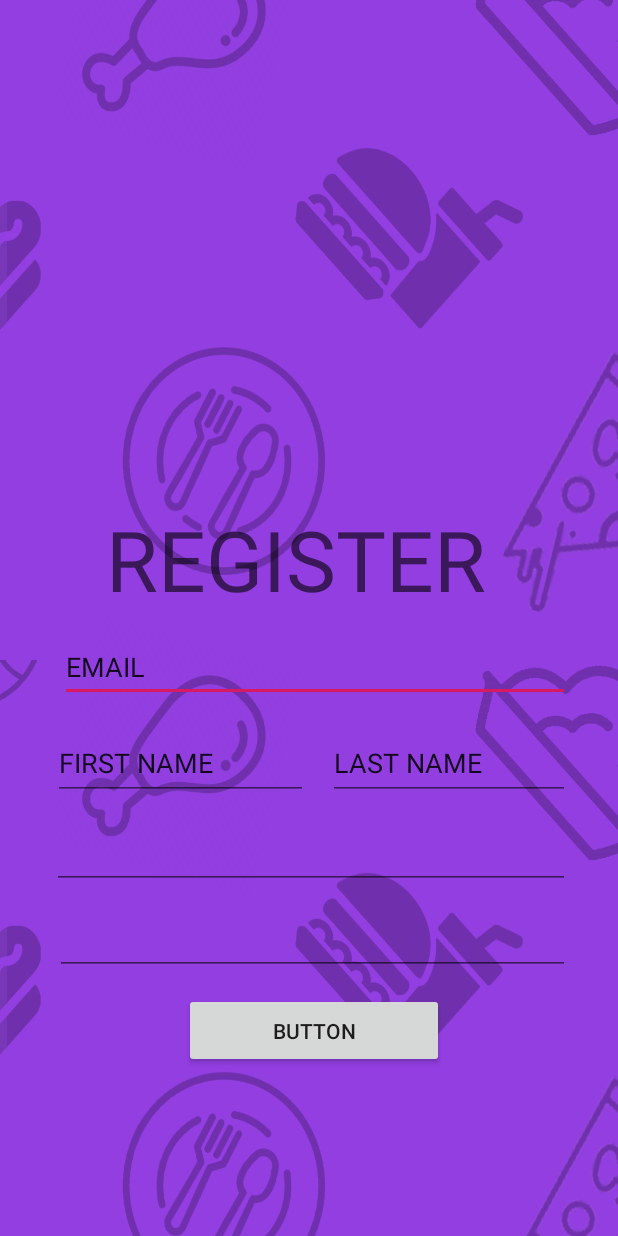
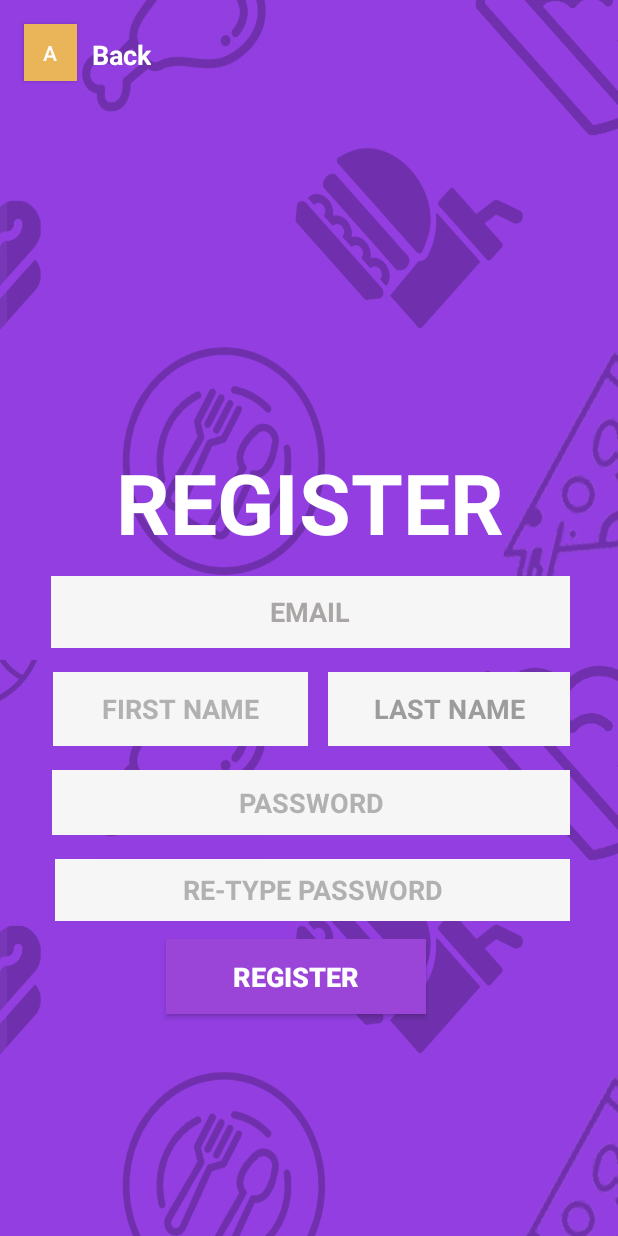
Before and after one commit to mantasruigys3000/Plate-Prep, an Android app: the layout register.xml on its own in the app's theme, with its tools: preview values and no code run, on a phone screen of 412 x 824 dp. Run offline under Robolectric (Android 15) with nearby library versions, the phone set to English and light mode, and no system bars.

Commit message:
New Register

```diff
--- a/app/src/main/AndroidManifest.xml
+++ b/app/src/main/AndroidManifest.xml
@@ -8,7 +8,8 @@
         android:label="@string/app_name"
         android:roundIcon="@mipmap/ic_launcher_round"
         android:supportsRtl="true"
-        android:theme="@style/AppTheme">
+        android:theme="@style/Theme.AppCompat.NoActionBar">
+
         <activity android:name=".MainActivity">
             <intent-filter>
                 <action android:name="android.intent.action.MAIN" />
--- a/app/src/main/res/layout/register.xml
+++ b/app/src/main/res/layout/register.xml
@@ -11,23 +11,31 @@
         android:id="@+id/confirmButton"
         android:layout_width="173dp"
         android:layout_height="50dp"
-        android:layout_marginEnd="116dp"
-        android:layout_marginRight="116dp"
-        android:layout_marginBottom="112dp"
-        android:text="Button"
+        android:layout_marginEnd="128dp"
+        android:layout_marginRight="128dp"
+        android:layout_marginBottom="148dp"
+        android:background="#9A44D8"
+        android:text="REGISTER"
+        android:textColor="#FFFFFF"
+        android:textSize="18sp"
+        android:textStyle="bold"
         app:layout_constraintBottom_toBottomOf="parent"
         app:layout_constraintEnd_toEndOf="parent" />
 
     <EditText
         android:id="@+id/emailInput"
-        android:layout_width="340dp"
-        android:layout_height="46dp"
+        android:layout_width="346dp"
+        android:layout_height="48dp"
         android:layout_marginEnd="32dp"
         android:layout_marginRight="32dp"
         android:layout_marginBottom="16dp"
+        android:background="#F6F6F6"
         android:ems="10"
+        android:gravity="center_horizontal|center_vertical"
         android:inputType="textEmailAddress"
         android:text="EMAIL"
+        android:textColor="#AAA6A6"
+        android:textStyle="bold"
         app:layout_constraintBottom_toTopOf="@+id/surnameInput"
         app:layout_constraintEnd_toEndOf="parent" />
 
@@ -38,8 +46,14 @@
         android:layout_marginEnd="32dp"
         android:layout_marginRight="32dp"
         android:layout_marginBottom="16dp"
+        android:background="#F6F6F6"
         android:ems="10"
+        android:gravity="center_horizontal|center_vertical"
+        android:hint="PASSWORD"
         android:inputType="textPassword"
+        android:textColor="#B1B1B1"
+        android:textColorHint="#B1B1B1"
+        android:textStyle="bold"
         app:layout_constraintBottom_toTopOf="@+id/confirmPasswordInput"
         app:layout_constraintEnd_toEndOf="parent" />
 
@@ -50,8 +64,14 @@
         android:layout_marginEnd="32dp"
         android:layout_marginRight="32dp"
         android:layout_marginBottom="12dp"
+        android:background="#f6f6f6"
         android:ems="10"
+        android:gravity="center_horizontal|center_vertical"
+        android:hint="RE-TYPE PASSWORD"
         android:inputType="textPassword"
+        android:textColor="#B1B1B1"
+        android:textColorHint="#B1B1B1"
+        android:textStyle="bold"
         app:layout_constraintBottom_toTopOf="@+id/confirmButton"
         app:layout_constraintEnd_toEndOf="parent" />
 
@@ -62,9 +82,13 @@
         android:layout_marginStart="35dp"
         android:layout_marginLeft="35dp"
         android:layout_marginBottom="16dp"
+        android:background="#F6F6F6"
         android:ems="10"
+        android:gravity="center_horizontal|center_vertical"
         android:inputType="textPersonName"
         android:text="FIRST NAME"
+        android:textColor="#B1B1B1"
+        android:textStyle="bold"
         app:layout_constraintBottom_toTopOf="@+id/passwordInput"
         app:layout_constraintStart_toStartOf="parent" />
 
@@ -75,9 +99,14 @@
         android:layout_marginEnd="32dp"
         android:layout_marginRight="32dp"
         android:layout_marginBottom="16dp"
+        android:background="#F6F6F6"
         android:ems="10"
+        android:gravity="center_horizontal|center_vertical"
         android:inputType="textPersonName"
         android:text="LAST NAME"
+        android:textColor="#9C9C9C"
+        android:textColorHint="#FFFFFF"
+        android:textStyle="bold"
         app:layout_constraintBottom_toTopOf="@+id/passwordInput"
         app:layout_constraintEnd_toEndOf="parent" />
 
@@ -85,11 +114,41 @@
         android:id="@+id/titleText"
         android:layout_width="wrap_content"
         android:layout_height="wrap_content"
-        android:layout_marginEnd="88dp"
-        android:layout_marginRight="88dp"
+        android:layout_marginEnd="76dp"
+        android:layout_marginRight="76dp"
         android:layout_marginBottom="12dp"
         android:text="REGISTER"
         android:textAppearance="@style/TextAppearance.AppCompat.Display3"
+        android:textColor="#FFFFFF"
+        android:textStyle="bold"
         app:layout_constraintBottom_toTopOf="@+id/emailInput"
         app:layout_constraintEnd_toEndOf="parent" />
+
+    <Button
+        android:id="@+id/button2"
+        android:layout_width="35dp"
+        android:layout_height="38dp"
+        android:layout_marginStart="16dp"
+        android:layout_marginLeft="16dp"
+        android:layout_marginTop="16dp"
+        android:background="#EAB458"
+        android:text="a"
+        android:textColor="#FFFFFF"
+        app:layout_constraintStart_toStartOf="parent"
+        app:layout_constraintTop_toTopOf="parent" />
+
+    <TextView
+        android:id="@+id/textView2"
+        android:layout_width="wrap_content"
+        android:layout_height="wrap_content"
+        android:layout_marginStart="10dp"
+        android:layout_marginLeft="10dp"
+        android:layout_marginTop="24dp"
+        android:text="Back"
+        android:textColor="#FFFFFF"
+        android:textSize="18sp"
+        android:textStyle="bold"
+        app:layout_constraintStart_toEndOf="@+id/button2"
+        app:layout_constraintTop_toTopOf="parent" />
+
 </androidx.constraintlayout.widget.ConstraintLayout>
```
